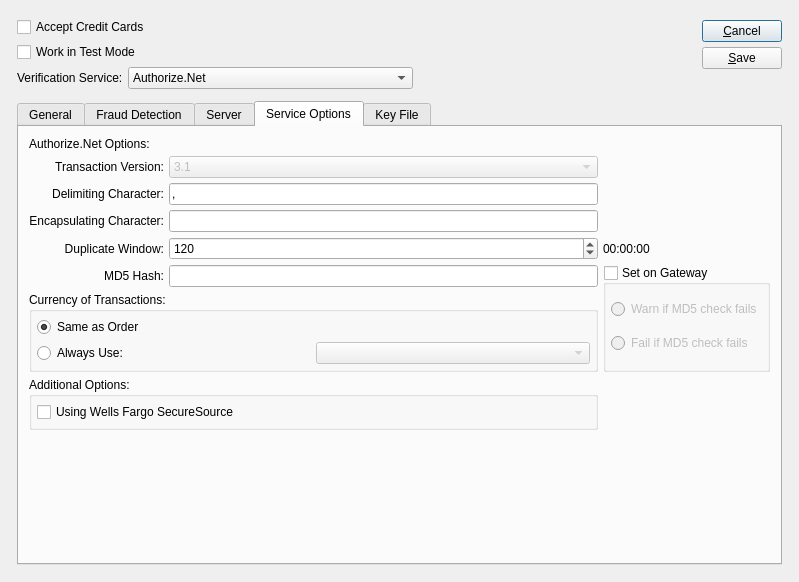
Qt form guiclient/configureCC.ui (Pegasus-RPG/xtuple-client) before a commit.
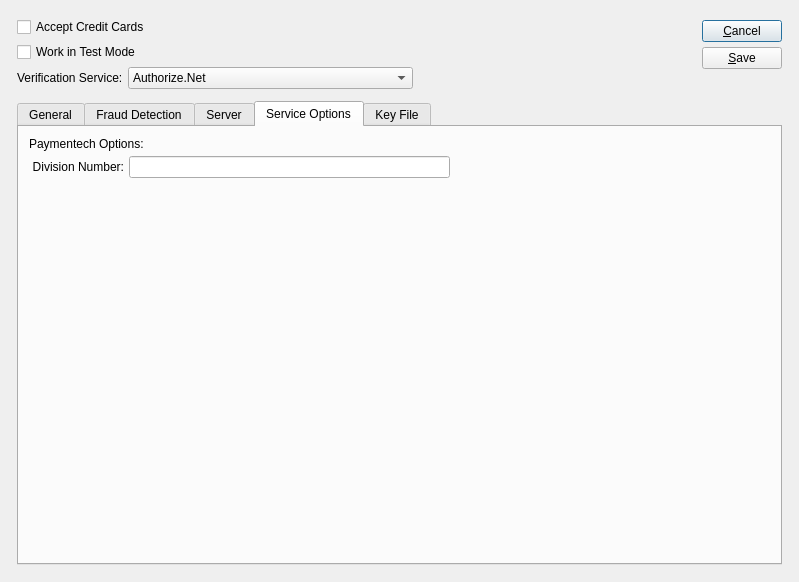
The same form after that commit. The open tabs and pages were chosen to show the change. Custom widgets are drawn as their Qt base class.

```diff
--- a/guiclient/configureCC.ui
+++ b/guiclient/configureCC.ui
@@ -1271,11 +1271,65 @@
              </item>
             </layout>
            </widget>
-           <widget class="QWidget" name="page" >
-            <layout class="QVBoxLayout" >
+           <widget class="QWidget" name="page_2">
+            <layout class="QVBoxLayout" name="verticalLayout">
              <item>
-              <widget class="QLabel" name="_extLit" >
-               <property name="text" >
+              <widget class="QLabel" name="_ccPTLit">
+               <property name="text">
+                <string>Paymentech Options:</string>
+               </property>
+              </widget>
+             </item>
+             <item>
+              <layout class="QHBoxLayout" name="horizontalLayout">
+               <item>
+                <widget class="QLabel" name="_ccPTDivisionNumberLit">
+                 <property name="text">
+                  <string> Division Number:</string>
+                 </property>
+                 <property name="alignment">
+                  <set>Qt::AlignRight|Qt::AlignTrailing|Qt::AlignVCenter</set>
+                 </property>
+                </widget>
+               </item>
+               <item>
+                <widget class="QLineEdit" name="_ccPTDivisionNumber"/>
+               </item>
+               <item>
+                <spacer name="horizontalSpacer_2">
+                 <property name="orientation">
+                  <enum>Qt::Horizontal</enum>
+                 </property>
+                 <property name="sizeHint" stdset="0">
+                  <size>
+                   <width>40</width>
+                   <height>20</height>
+                  </size>
+                 </property>
+                </spacer>
+               </item>
+              </layout>
+             </item>
+             <item>
+              <spacer name="verticalSpacer">
+               <property name="orientation">
+                <enum>Qt::Vertical</enum>
+               </property>
+               <property name="sizeHint" stdset="0">
+                <size>
+                 <width>20</width>
+                 <height>40</height>
+                </size>
+               </property>
+              </spacer>
+             </item>
+            </layout>
+           </widget>
+           <widget class="QWidget" name="page">
+            <layout class="QVBoxLayout">
+             <item>
+              <widget class="QLabel" name="_extLit">
+               <property name="text">
                 <string>External Processing Options:</string>
                </property>
               </widget>
@@ -1328,7 +1382,7 @@
    </item>
   </layout>
  </widget>
- <layoutdefault spacing="5" margin="5" />
+ <layoutdefault spacing="5" margin="5"/>
  <pixmapfunction>qPixmapFromMimeSource</pixmapfunction>
  <customwidgets>
   <customwidget>
```
Left out of the diff: 840 changed lines with no effect on the pictures.
